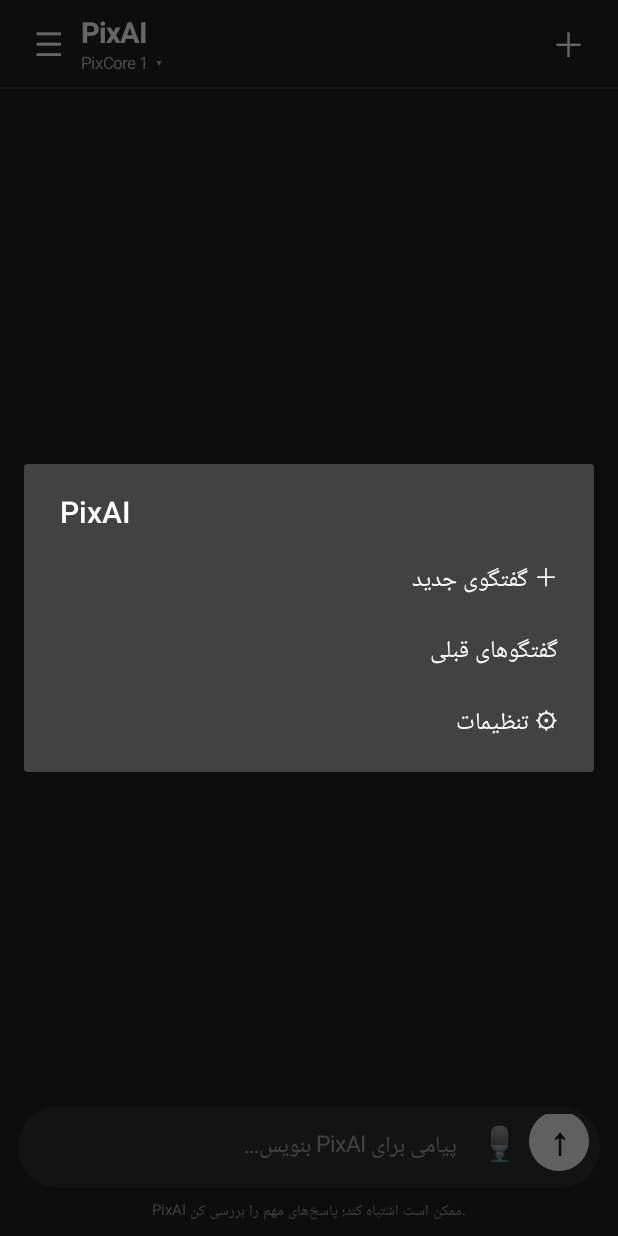
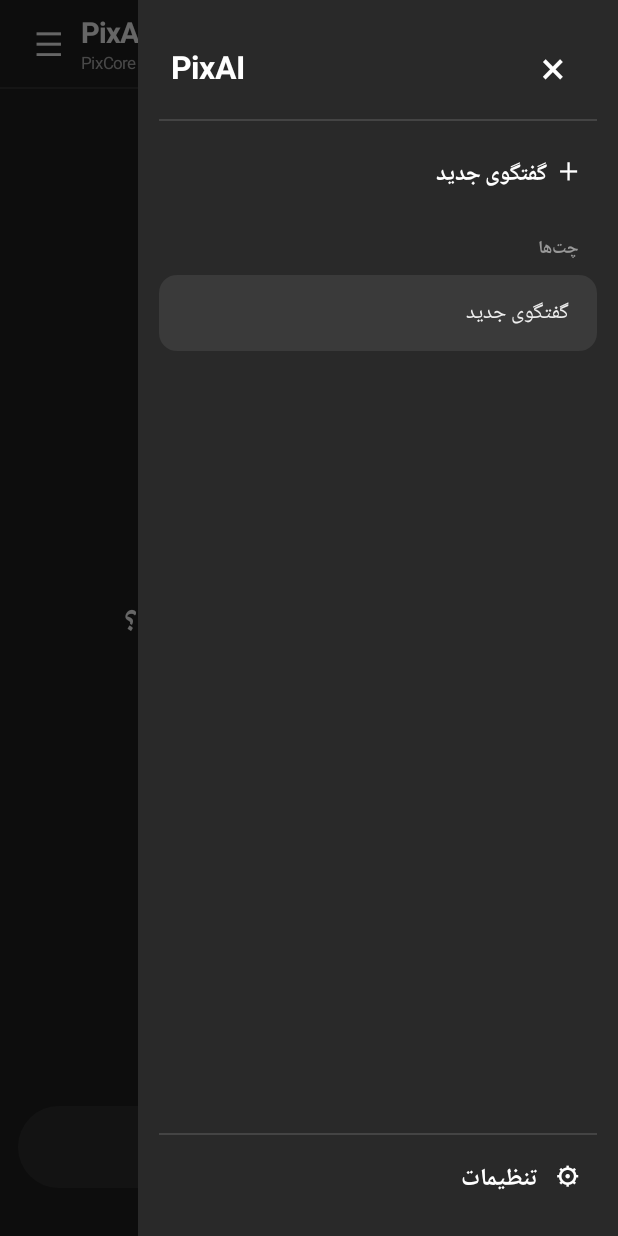
Before and after one commit to kourosh139672-ui/aipix, an Android app: the screen it shows after launch (MainActivity), after a tap on an icon or button, on a phone screen of 412 x 824 dp. Run offline under Robolectric (Android 15) with nearby library versions, the phone set to English and light mode, and no system bars.

Commit message:
Replace popup menu with persistent chat sidebar

```diff
--- a/android/app/src/main/java/com/pixai/app/MainActivity.java
+++ b/android/app/src/main/java/com/pixai/app/MainActivity.java
@@ -18,6 +18,7 @@ import android.view.inputmethod.EditorInfo;
 import android.view.inputmethod.InputMethodManager;
 import android.content.Context;
 import android.widget.*;
+import android.widget.FrameLayout;
 import org.json.JSONArray;
 import org.json.JSONObject;
 import java.io.BufferedReader;
@@ -46,6 +47,9 @@ public class MainActivity extends Activity {
     private boolean lightTheme;
     private String personalNotes;
     private LinearLayout root, messageList;
+    private FrameLayout screenFrame;
+    private View menuScrim;
+    private LinearLayout sidePanel;
     private ScrollView scroll;
     private EditText composer;
     private TextView sendButton;
@@ -104,7 +108,10 @@ public class MainActivity extends Activity {
         root = new LinearLayout(this);
         root.setOrientation(LinearLayout.VERTICAL);
         root.setBackgroundColor(lightTheme ? 0xfff7f7f7 : 0xff212121);
-        setContentView(root);
+        screenFrame = new FrameLayout(this);
+        screenFrame.setBackgroundColor(lightTheme ? 0xfff7f7f7 : 0xff212121);
+        screenFrame.addView(root, new FrameLayout.LayoutParams(-1, -1));
+        setContentView(screenFrame);
 
         LinearLayout top = new LinearLayout(this);
         top.setGravity(Gravity.CENTER_VERTICAL);
@@ -512,13 +519,118 @@ public class MainActivity extends Activity {
     }
 
     private void showSideMenu() {
-        String[] items = {"＋ گفتگوی جدید", "گفتگوهای قبلی", "⚙ تنظیمات"};
-        new AlertDialog.Builder(this).setTitle("PixAI")
-                .setItems(items, (d, which) -> {
-                    if (which == 0) newChat();
-                    else if (which == 1) showHistory();
-                    else showSettings();
-                }).show();
+        if (screenFrame == null || sidePanel != null) return;
+
+        menuScrim = new View(this);
+        menuScrim.setBackgroundColor(0x99000000);
+        screenFrame.addView(menuScrim, new FrameLayout.LayoutParams(-1, -1));
+        menuScrim.setOnClickListener(v -> closeSideMenu());
+
+        sidePanel = new LinearLayout(this);
+        sidePanel.setOrientation(LinearLayout.VERTICAL);
+        sidePanel.setPadding(dp(14), dp(18), dp(14), dp(12));
+        sidePanel.setBackgroundColor(lightTheme ? 0xfff5f5f5 : 0xff292929);
+        FrameLayout.LayoutParams panelParams = new FrameLayout.LayoutParams(
+                Math.min(dp(320), (int)(getResources().getDisplayMetrics().widthPixels * 0.84f)),
+                -1, Gravity.RIGHT | Gravity.TOP);
+        screenFrame.addView(sidePanel, panelParams);
+
+        LinearLayout header = new LinearLayout(this);
+        header.setGravity(Gravity.CENTER_VERTICAL);
+        header.setPadding(dp(8), dp(5), dp(8), dp(14));
+        TextView heading = text("PixAI", 21, lightTheme ? 0xff202020 : Color.WHITE, true);
+        header.addView(heading, new LinearLayout.LayoutParams(0, -2, 1));
+        TextView close = text("×", 30, lightTheme ? 0xff333333 : Color.WHITE, false);
+        close.setGravity(Gravity.CENTER);
+        header.addView(close, new LinearLayout.LayoutParams(dp(42), dp(42)));
+        close.setOnClickListener(v -> closeSideMenu());
+        sidePanel.addView(header);
+
+        View divider = new View(this);
+        divider.setBackgroundColor(lightTheme ? 0xffdddddd : 0xff444444);
+        sidePanel.addView(divider, new LinearLayout.LayoutParams(-1, dp(1)));
+
+        ScrollView chatScroll = new ScrollView(this);
+        chatScroll.setFillViewport(false);
+        LinearLayout chatItems = new LinearLayout(this);
+        chatItems.setOrientation(LinearLayout.VERTICAL);
+        chatItems.setPadding(0, dp(8), 0, dp(8));
+
+        TextView newChatItem = text("＋  گفتگوی جدید", 15,
+                lightTheme ? 0xff202020 : Color.WHITE, true);
+        newChatItem.setGravity(Gravity.CENTER_VERTICAL);
+        newChatItem.setPadding(dp(12), dp(14), dp(12), dp(14));
+        chatItems.addView(newChatItem, new LinearLayout.LayoutParams(-1, -2));
+        newChatItem.setOnClickListener(v -> {
+            closeSideMenu();
+            newChat();
+        });
+
+        TextView chatsTitle = text("چت‌ها", 12, 0xff999999, true);
+        chatsTitle.setPadding(dp(12), dp(12), dp(12), dp(7));
+        chatItems.addView(chatsTitle);
+
+        for (int i = 0; i < conversations.size(); i++) {
+            final JSONObject conversation = conversations.get(i);
+            final String id = conversation.optString("id");
+            String title = conversation.optString("title", "گفتگوی بدون عنوان");
+            if (title.length() > 34) title = title.substring(0, 34) + "…";
+            TextView chat = text("  " + title, 14,
+                    lightTheme ? 0xff303030 : 0xffeeeeee, false);
+            chat.setGravity(Gravity.CENTER_VERTICAL);
+            chat.setSingleLine(true);
+            chat.setEllipsize(android.text.TextUtils.TruncateAt.END);
+            chat.setPadding(dp(12), dp(13), dp(12), dp(13));
+            if (id.equals(currentConversationId)) {
+                chat.setBackground(rounded(lightTheme ? 0xffe3e3e3 : 0xff3a3a3a, 12));
+            }
+            chatItems.addView(chat, new LinearLayout.LayoutParams(-1, -2));
+            chat.setOnClickListener(v -> {
+                closeSideMenu();
+                loadConversation(conversation);
+            });
+        }
+
+        chatScroll.addView(chatItems);
+        sidePanel.addView(chatScroll, new LinearLayout.LayoutParams(-1, 0, 1));
+
+        View bottomDivider = new View(this);
+        bottomDivider.setBackgroundColor(lightTheme ? 0xffdddddd : 0xff444444);
+        sidePanel.addView(bottomDivider, new LinearLayout.LayoutParams(-1, dp(1)));
+
+        TextView settingsItem = text("⚙   تنظیمات", 16,
+                lightTheme ? 0xff202020 : Color.WHITE, true);
+        settingsItem.setGravity(Gravity.CENTER_VERTICAL);
+        settingsItem.setPadding(dp(12), dp(16), dp(12), dp(12));
+        sidePanel.addView(settingsItem, new LinearLayout.LayoutParams(-1, -2));
+        settingsItem.setOnClickListener(v -> {
+            closeSideMenu();
+            showSettings();
+        });
+    }
+
+    private void closeSideMenu() {
+        if (screenFrame == null) return;
+        if (menuScrim != null) screenFrame.removeView(menuScrim);
+        if (sidePanel != null) screenFrame.removeView(sidePanel);
+        menuScrim = null;
+        sidePanel = null;
+    }
+
+    private void loadConversation(JSONObject selected) {
+        if (busy) return;
+        try {
+            currentConversationId = selected.optString("id");
+            history.clear();
+            JSONArray messages = selected.optJSONArray("messages");
+            if (messages != null) {
+                for (int i = 0; i < messages.length(); i++) history.add(messages.getJSONObject(i));
+            }
+            getPreferences(0).edit().putString("current_conversation", currentConversationId).apply();
+            renderHistory();
+        } catch (Exception e) {
+            Toast.makeText(this, "بارگذاری گفتگو انجام نشد.", Toast.LENGTH_SHORT).show();
+        }
     }
 
     private void showSettings() {
```
